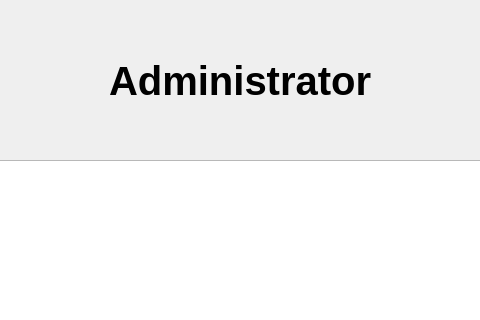
The window that all_Combined/adminmainpage.ui (aboodmufti/cupid) describes before a commit, drawn with Qt 5; both pictures show x 185 to 665 and y 0 to 320 of the 860 by 600 pixel window.
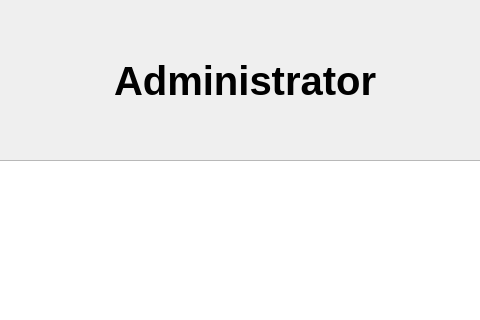
The same window after the commit.

```diff
--- a/all_Combined/adminmainpage.ui
+++ b/all_Combined/adminmainpage.ui
@@ -66,9 +66,9 @@
   <widget class="QWidget" name="verticalLayoutWidget_2">
    <property name="geometry">
     <rect>
-     <x>280</x>
+     <x>10</x>
      <y>10</y>
-     <width>291</width>
+     <width>841</width>
      <height>141</height>
     </rect>
    </property>
```
